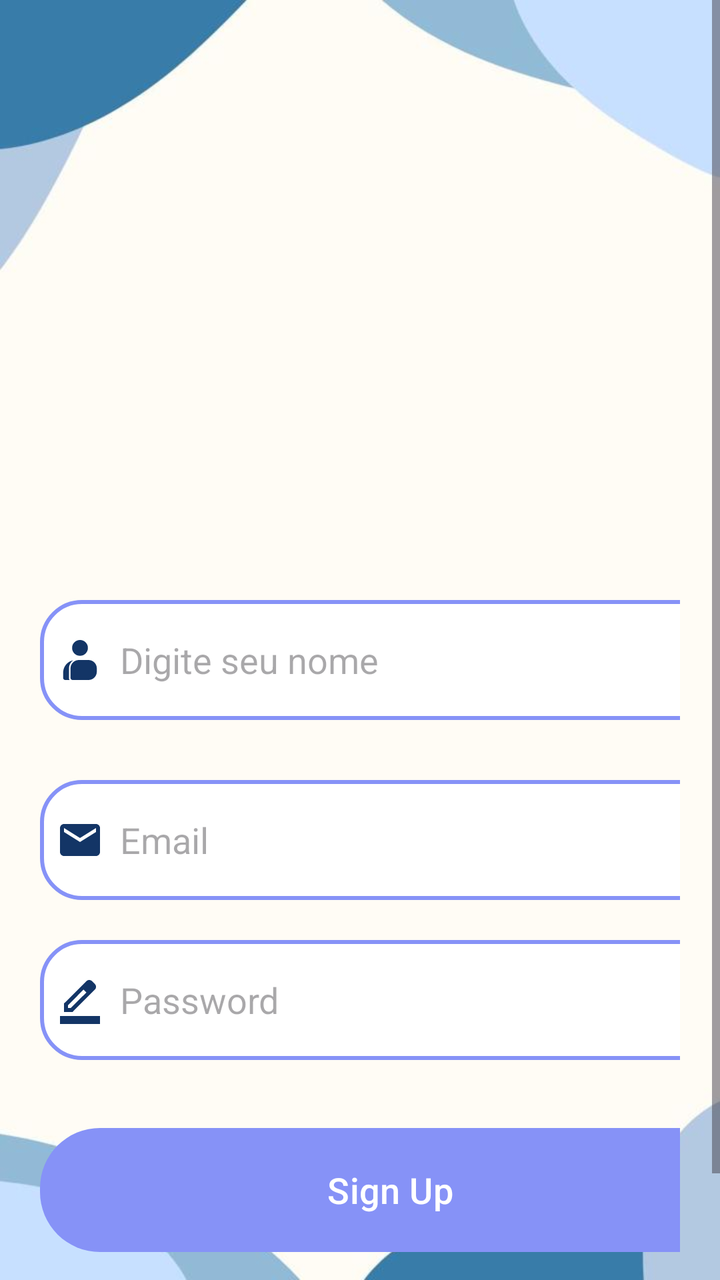
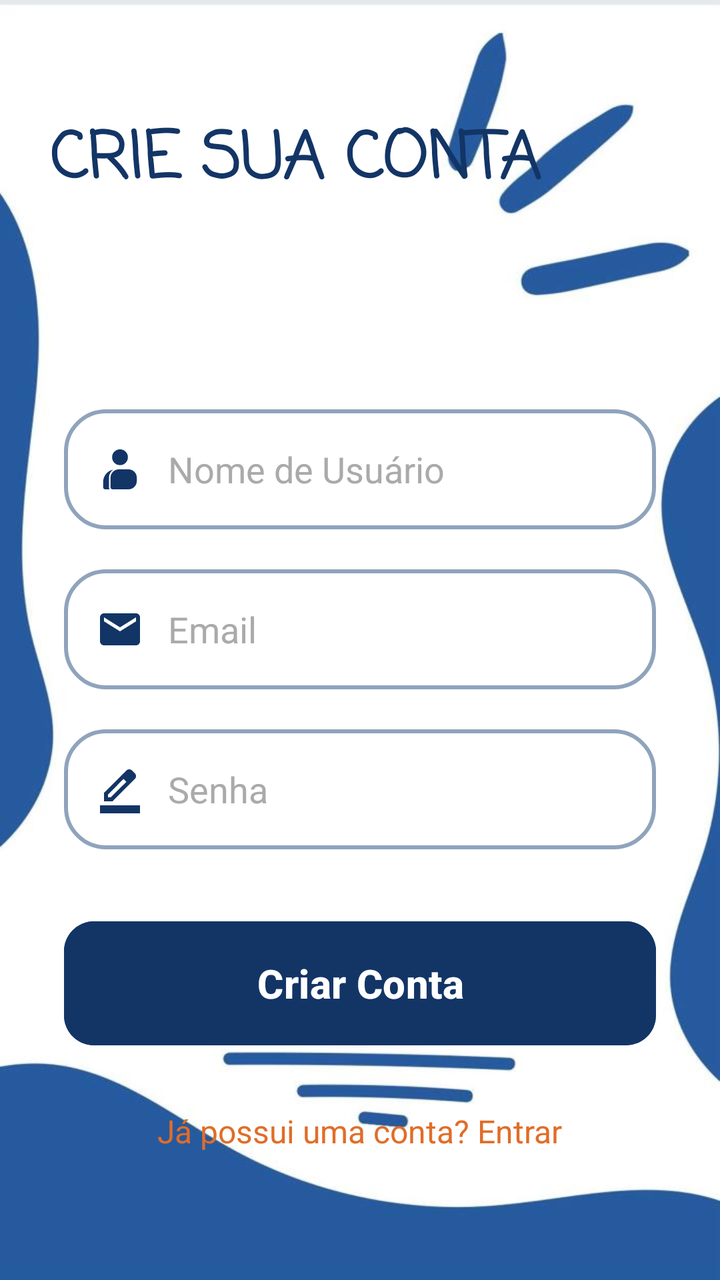

Two renders of the same Android screen: before a commit and after it. Below are the layout's source before the change and the commit's diff.
<!-- AndroidManifest.xml: application theme Theme.Peekaboo -->
<!-- res/layout/activity_cadastrar_user.xml -->
<?xml version="1.0" encoding="utf-8"?>
<ScrollView
    xmlns:android="http://schemas.android.com/apk/res/android"
    xmlns:app="http://schemas.android.com/apk/res-auto"
    xmlns:tools="http://schemas.android.com/tools"
    android:layout_width="match_parent"
    android:layout_height="match_parent"
    android:orientation="vertical"
    android:background="@drawable/dois"
    tools:context=".Cadastrar_user">

    <LinearLayout
        android:layout_width="match_parent"
        android:layout_height="wrap_content"
        android:orientation="vertical">

        <LinearLayout
            android:layout_width="match_parent"
            android:layout_height="wrap_content"
            android:layout_marginTop="260dp"
            android:orientation="vertical"
            android:padding="20dp">

            <EditText
                android:id="@+id/signup_nome"
                android:layout_width="350dp"
                android:layout_height="60dp"
                android:layout_marginTop="20dp"
                android:background="@drawable/lavender_border"
                android:drawableLeft="@drawable/outline_user_product_24"
                android:drawablePadding="8dp"
                android:hint="Digite seu nome"
                android:inputType="text"
                android:padding="8dp" />

            <EditText
                android:id="@+id/signup_email"
                android:layout_width="350dp"
                android:layout_height="60dp"
                android:layout_marginTop="30dp"
                android:background="@drawable/lavender_border"
                android:drawableLeft="@drawable/baseline_email_24"
                android:drawablePadding="8dp"
                android:hint="Email"
                android:padding="8dp" />

            <EditText
                android:id="@+id/signup_password"
                android:layout_width="350dp"
                android:layout_height="60dp"
                android:layout_marginTop="20dp"
                android:background="@drawable/lavender_border"
                android:drawableLeft="@drawable/outline_border_color_24"
                android:drawablePadding="8dp"
                android:hint="Password"
                android:inputType="textPassword"
                android:padding="8dp" />

            <Button
                android:id="@+id/btcadastrar_user"
                android:layout_width="350dp"
                android:layout_height="70dp"
                android:layout_marginTop="30dp"
                android:text="Sign Up"
                android:textSize="18sp"
                app:cornerRadius="30dp" />


            <TextView
                android:id="@+id/loginRedirectText"
                android:layout_width="wrap_content"
                android:layout_height="wrap_content"
                android:layout_gravity="center"
                android:layout_marginTop="8dp"
                android:padding="8dp"
                android:text="Already an user? Login"
                android:textColor="@color/lavender"
                android:textSize="18sp" />

        </LinearLayout>
    </LinearLayout>
</ScrollView>
<!-- resources referenced by this layout -->
<resources>
  <color name="lavender">#8692f7</color>
  <!-- drawable baseline_email_24 (drawable) -->
  <vector xmlns:android="http://schemas.android.com/apk/res/android" android:height="24dp" android:tint="#133566" android:viewportHeight="24" android:viewportWidth="24" android:width="24dp">
        
      <path android:fillColor="@android:color/white" android:pathData="M20,4L4,4c-1.1,0 -1.99,0.9 -1.99,2L2,18c0,1.1 0.9,2 2,2h16c1.1,0 2,-0.9 2,-2L22,6c0,-1.1 -0.9,-2 -2,-2zM20,8l-8,5 -8,-5L4,6l8,5 8,-5v2z"/>
      
  </vector>
  <!-- drawable dois: jpg bitmap (drawable, 13995 bytes) -->
  <!-- drawable lavender_border (drawable) -->
  <?xml version="1.0" encoding="utf-8"?>
  <shape xmlns:android="http://schemas.android.com/apk/res/android"
      android:shape="rectangle">
      <corners
          android:radius="20dp"/>
      <stroke
          android:color="@color/lavender"
          android:width="2dp"/>
      <solid
          android:color="@color/white"/>
  </shape>
  <!-- drawable outline_border_color_24 (drawable) -->
  <vector xmlns:android="http://schemas.android.com/apk/res/android" android:height="24dp" android:tint="#133566" android:viewportHeight="960" android:viewportWidth="960" android:width="24dp">
        
      <path android:fillColor="@android:color/white" android:pathData="M80,960L80,800L880,800L880,960L80,960ZM240,640L296,640L608,329L579,300L551,272L240,584L240,640ZM160,720L160,550L608,103Q619,92 633.5,86Q648,80 664,80Q680,80 695,86Q710,92 722,104L777,160Q789,171 794.5,186Q800,201 800,217Q800,232 794.5,246.5Q789,261 777,273L330,720L160,720ZM720,216L720,216L664,160L664,160L720,216ZM608,329L579,300L551,272L551,272L608,329Z"/>
      
  </vector>
  <!-- drawable outline_user_product_24 (drawable) -->
  <vector xmlns:android="http://schemas.android.com/apk/res/android" android:height="24dp" android:tint="#133566" android:viewportHeight="960" android:viewportWidth="960" android:width="24dp">
        
      <path android:fillColor="@android:color/white" android:pathData="M185,880Q168,880 155.5,867.5Q143,855 143,838L143,733Q143,643 199,574Q255,505 343,486Q303,514 281,556.5Q259,599 259,648L259,838Q259,849 262,860Q265,871 272,880L185,880ZM332,880Q315,880 302.5,867.5Q290,855 290,838L290,648Q290,578 339.5,529Q389,480 459,480L648,480Q718,480 767,529Q816,578 816,648L816,712Q816,782 767,831Q718,880 648,880L332,880ZM480,396Q414,396 368,350Q322,304 322,238Q322,172 368,126Q414,80 480,80Q546,80 592,126Q638,172 638,238Q638,304 592,350Q546,396 480,396Z"/>
      
  </vector>
  <style name="Theme.Peekaboo" parent="Base.Theme.Peekaboo" />
  <color name="white">#FFFFFFFF</color>
  <style name="Base.Theme.Peekaboo" parent="Theme.Material3.DayNight.NoActionBar">
          <item name="colorPrimary">@color/lavender</item>
          <item name="colorPrimaryVariant">@color/lavender</item>
          <item name="colorOnPrimary">@color/white</item>
          <item name="colorSecondary">@color/teal_200</item>
          <item name="colorSecondaryVariant">@color/teal_700</item>
          <item name="colorOnSecondary">@color/black</item>
          
          <item name="android:statusBarColor">?attr/colorPrimaryVariant</item>
      </style>
  <color name="teal_200">#FF03DAC5</color>
  <color name="teal_700">#FF018786</color>
  <color name="black">#FF000000</color>
</resources>

<!-- the commit's change to res/layout/activity_cadastrar_user.xml (unified diff, before → after) -->
@@ -1,82 +1,112 @@
 <?xml version="1.0" encoding="utf-8"?>
-<ScrollView
+<androidx.constraintlayout.widget.ConstraintLayout
     xmlns:android="http://schemas.android.com/apk/res/android"
     xmlns:app="http://schemas.android.com/apk/res-auto"
     xmlns:tools="http://schemas.android.com/tools"
     android:layout_width="match_parent"
     android:layout_height="match_parent"
-    android:orientation="vertical"
-    android:background="@drawable/dois"
+    android:background="@drawable/fundo_cadastro"
     tools:context=".Cadastrar_user">
 
-    <LinearLayout
+    <TextView
+        android:id="@+id/tv_title"
+        android:layout_width="wrap_content"
+        android:layout_height="wrap_content"
+        android:layout_marginBottom="80dp"
+        android:fontFamily="casual"
+        android:text="CRIE SUA CONTA"
+        android:textColor="@color/blue"
+        android:textSize="32sp"
+        android:textStyle="bold"
+        app:layout_constraintBottom_toTopOf="@id/scroll_form"
+        app:layout_constraintEnd_toEndOf="parent"
+        app:layout_constraintHorizontal_bias="0.218"
+        app:layout_constraintStart_toStartOf="parent"
+        app:layout_constraintTop_toTopOf="parent"
+        app:layout_constraintVertical_chainStyle="packed" />
+
+    <ScrollView
+        android:id="@+id/scroll_form"
         android:layout_width="match_parent"
-        android:layout_height="wrap_content"
-        android:orientation="vertical">
+        android:layout_height="0dp"
+        android:fillViewport="true"
+        android:layout_marginHorizontal="24dp"
+
+        app:layout_constraintBottom_toBottomOf="parent"
+        app:layout_constraintTop_toBottomOf="@id/tv_title"
+        app:layout_constraintVertical_bias="0.5"
+        app:layout_constraintHeight_default="wrap">
 
         <LinearLayout
             android:layout_width="match_parent"
             android:layout_height="wrap_content"
-            android:layout_marginTop="260dp"
             android:orientation="vertical"
-            android:padding="20dp">
+            android:paddingVertical="0dp"
+            android:paddingHorizontal="8dp"
+            android:gravity="center_horizontal">
 
             <EditText
                 android:id="@+id/signup_nome"
-                android:layout_width="350dp"
+                android:layout_width="match_parent"
                 android:layout_height="60dp"
                 android:layout_marginTop="20dp"
-                android:background="@drawable/lavender_border"
-                android:drawableLeft="@drawable/outline_user_product_24"
-                android:drawablePadding="8dp"
-                android:hint="Digite seu nome"
+                android:background="@drawable/gray_border"
+                android:drawableStart="@drawable/outline_user_product_24"
+                android:drawablePadding="12dp"
+                android:hint="Nome de Usuário"
                 android:inputType="text"
-                android:padding="8dp" />
+                android:padding="16dp"
+                android:textColorHint="@android:color/darker_gray" />
 
             <EditText
                 android:id="@+id/signup_email"
-                android:layout_width="350dp"
+                android:layout_width="match_parent"
                 android:layout_height="60dp"
-                android:layout_marginTop="30dp"
-                android:background="@drawable/lavender_border"
-                android:drawableLeft="@drawable/baseline_email_24"
-                android:drawablePadding="8dp"
+                android:layout_marginTop="20dp"
+                android:background="@drawable/gray_border"
+                android:drawableStart="@drawable/baseline_email_24"
+                android:drawablePadding="12dp"
                 android:hint="Email"
-                android:padding="8dp" />
+                android:inputType="textEmailAddress"
+                android:padding="16dp"
+                android:textColorHint="@android:color/darker_gray" />
 
             <EditText
                 android:id="@+id/signup_password"
-                android:layout_width="350dp"
+                android:layout_width="match_parent"
                 android:layout_height="60dp"
                 android:layout_marginTop="20dp"
-                android:background="@drawable/lavender_border"
-                android:drawableLeft="@drawable/outline_border_color_24"
-                android:drawablePadding="8dp"
-                android:hint="Password"
+                android:background="@drawable/gray_border"
+                android:drawableStart="@drawable/outline_border_color_24"
+                android:drawablePadding="12dp"
+                android:hint="Senha"
                 android:inputType="textPassword"
-                android:padding="8dp" />
+                android:padding="16dp"
+                android:textColorHint="@android:color/darker_gray" />
 
             <Button
                 android:id="@+id/btcadastrar_user"
-                android:layout_width="350dp"
+                android:layout_width="match_parent"
                 android:layout_height="70dp"
-                android:layout_marginTop="30dp"
-                android:text="Sign Up"
-                android:textSize="18sp"
-                app:cornerRadius="30dp" />
-
+                android:layout_marginTop="32dp"
+                android:text="Criar Conta"
+                android:textSize="20sp"
+                android:textStyle="bold"
+                android:backgroundTint="@color/blue"
+                app:cornerRadius="15dp" />
 
             <TextView
                 android:id="@+id/loginRedirectText"
                 android:layout_width="wrap_content"
                 android:layout_height="wrap_content"
                 android:layout_gravity="center"
-                android:layout_marginTop="8dp"
+                android:layout_marginTop="20dp"
                 android:padding="8dp"
-                android:text="Already an user? Login"
-                android:textColor="@color/lavender"
-                android:textSize="18sp" />
+                android:text="Já possui uma conta? Entrar"
+                android:textColor="@color/orange"
+                android:textSize="16sp" />
 
         </LinearLayout>
-    </LinearLayout>
-</ScrollView>
+    </ScrollView>
+
+</androidx.constraintlayout.widget.ConstraintLayout>
<!-- resource entries referenced after the edit -->
@@ -1,21 +1,22 @@
 <!-- resources referenced by this layout -->
 <resources>
-  <color name="lavender">#8692f7</color>
+  <color name="blue">#133566</color>
+  <color name="orange">#E06D28</color>
   <!-- drawable baseline_email_24 (drawable) -->
   <vector xmlns:android="http://schemas.android.com/apk/res/android" android:height="24dp" android:tint="#133566" android:viewportHeight="24" android:viewportWidth="24" android:width="24dp">
         
       <path android:fillColor="@android:color/white" android:pathData="M20,4L4,4c-1.1,0 -1.99,0.9 -1.99,2L2,18c0,1.1 0.9,2 2,2h16c1.1,0 2,-0.9 2,-2L22,6c0,-1.1 -0.9,-2 -2,-2zM20,8l-8,5 -8,-5L4,6l8,5 8,-5v2z"/>
       
   </vector>
-  <!-- drawable dois: jpg bitmap (drawable, 13995 bytes) -->
-  <!-- drawable lavender_border (drawable) -->
+  <!-- drawable fundo_cadastro: jpg bitmap (drawable, 22879 bytes) -->
+  <!-- drawable gray_border (drawable) -->
   <?xml version="1.0" encoding="utf-8"?>
   <shape xmlns:android="http://schemas.android.com/apk/res/android"
       android:shape="rectangle">
       <corners
           android:radius="20dp"/>
       <stroke
-          android:color="@color/lavender"
+          android:color="@color/gray"
           android:width="2dp"/>
       <solid
           android:color="@color/white"/>
@@ -33,19 +34,22 @@
       
   </vector>
   <style name="Theme.Peekaboo" parent="Base.Theme.Peekaboo" />
+  <color name="gray">#8FA3BC</color>
   <color name="white">#FFFFFFFF</color>
   <style name="Base.Theme.Peekaboo" parent="Theme.Material3.DayNight.NoActionBar">
-          <item name="colorPrimary">@color/lavender</item>
-          <item name="colorPrimaryVariant">@color/lavender</item>
+          <item name="colorPrimary">@color/blue</item>
+          <item name="colorPrimaryVariant">@color/blue</item>
           <item name="colorOnPrimary">@color/white</item>
-          <item name="colorSecondary">@color/teal_200</item>
-          <item name="colorSecondaryVariant">@color/teal_700</item>
-          <item name="colorOnSecondary">@color/black</item>
-          
+  
+          <item name="colorSecondary">@color/accent_orange</item>
+          <item name="colorSecondaryVariant">@color/accent_orange</item>
+          <item name="colorOnSecondary">@color/white</item>
+  
           <item name="android:statusBarColor">?attr/colorPrimaryVariant</item>
+  
+          <item name="android:windowBackground">@color/warm_gray</item>
       </style>
-  <color name="teal_200">#FF03DAC5</color>
-  <color name="teal_700">#FF018786</color>
-  <color name="black">#FF000000</color>
+  <color name="accent_orange">#E06D28</color>
+  <color name="warm_gray">#F0F0F0</color>
 </resources>
 
